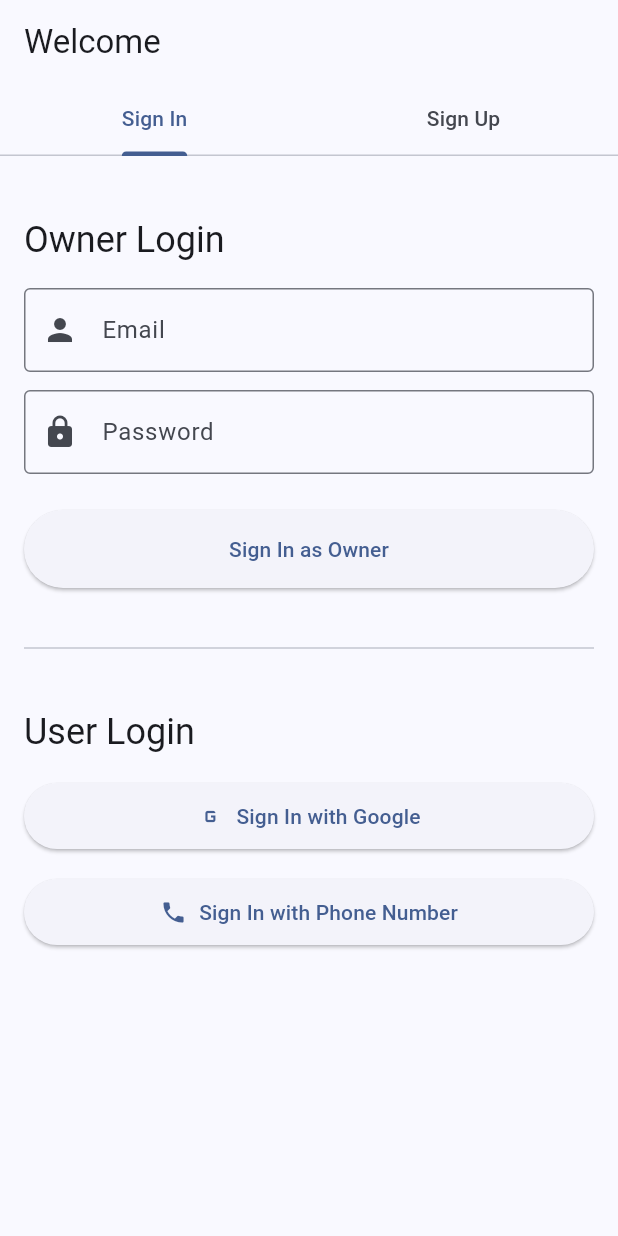
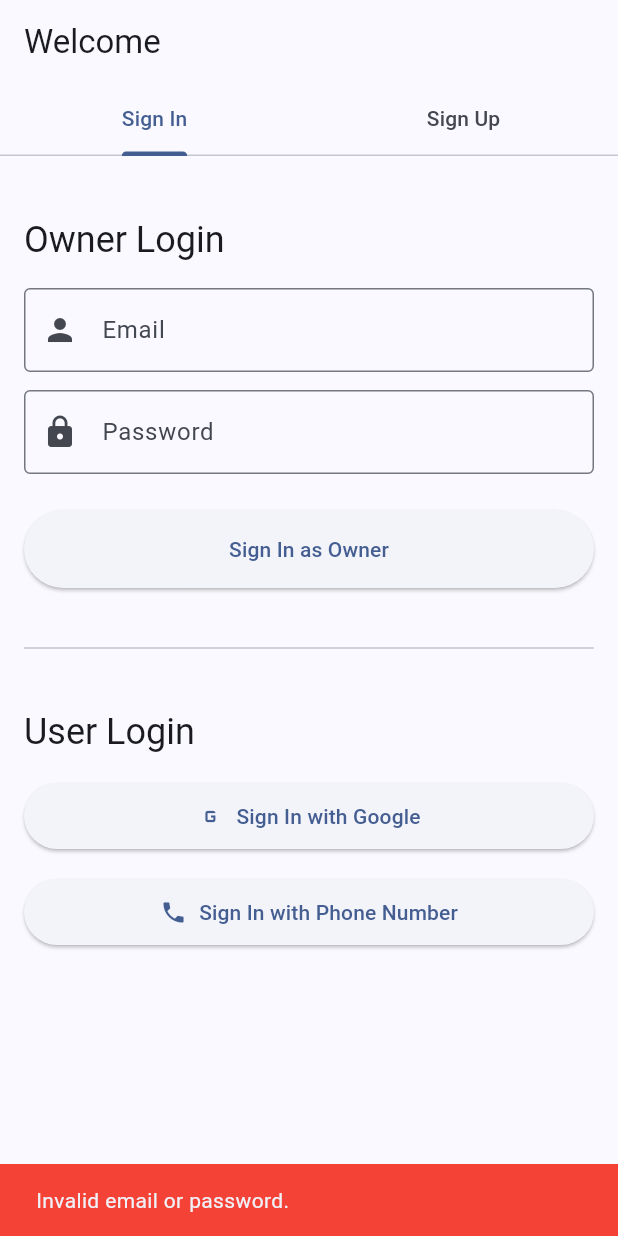
Before and after one commit to could-ai/019a52fb-3ff1-70f4-be36-c535a8f57d02, a Flutter app: the screen it shows after launch, after a tap on "Sign In as Owner", on a phone screen of 412 x 824 dp. Run offline on Flutter 3.47's test engine with Material 3 defaults, Android fonts, the phone set to English and light mode, and no system bars.

Commit message:
I have implemented the owner login functionality by adding state management for the email and password fields. The sign-in button now validates the entered credentials against the hardcoded owner's email and password. Upon successful authentication, the user is navigated to a new home screen. If the credentials are incorrect, an error message is displayed. This change directly addresses the user's request for owner-specific login.; I have created a new home screen to serve as the landing page after a successful owner login. This screen displays a simple welcome message and includes a logout button in the app bar. Tapping the logout button navigates the user back to the authentication screen, providing a complete login/logout flow for the owner. This new file is essential for demonstrating that the owner's authentication was successful.

```diff
--- a/usr/lib/auth_screen.dart
+++ b/usr/lib/auth_screen.dart
@@ -1,4 +1,5 @@
 import 'package:flutter/material.dart';
+import 'package:couldai_user_app/home_screen.dart';
 
 class AuthScreen extends StatefulWidget {
   const AuthScreen({super.key});
@@ -9,6 +10,13 @@ class AuthScreen extends StatefulWidget {
 
 class _AuthScreenState extends State<AuthScreen> with SingleTickerProviderStateMixin {
   late TabController _tabController;
+  final _ownerEmailController = TextEditingController();
+  final _ownerPasswordController = TextEditingController();
+
+  // Hardcoded owner credentials as per the request.
+  // Note: This is not a secure practice for a real application.
+  final String _ownerEmail = 'kolanukirankumar@gmail.com';
+  final String _ownerPassword = 'darkmoonshadow';
 
   @override
   void initState() {
@@ -19,7 +27,26 @@ class _AuthScreenState extends State<AuthScreen> with SingleTickerProviderStateM
   @override
   void dispose() {
     _tabController.dispose();
+    _ownerEmailController.dispose();
+    _ownerPasswordController.dispose();
     super.dispose();
+  }
+
+  void _handleOwnerLogin() {
+    if (_ownerEmailController.text == _ownerEmail &&
+        _ownerPasswordController.text == _ownerPassword) {
+      Navigator.pushReplacement(
+        context,
+        MaterialPageRoute(builder: (context) => const HomeScreen()),
+      );
+    } else {
+      ScaffoldMessenger.of(context).showSnackBar(
+        const SnackBar(
+          content: Text('Invalid email or password.'),
+          backgroundColor: Colors.red,
+        ),
+      );
+    }
   }
 
   @override
@@ -56,8 +83,9 @@ class _AuthScreenState extends State<AuthScreen> with SingleTickerProviderStateM
             // Owner Login
             Text('Owner Login', style: Theme.of(context).textTheme.headlineSmall),
             const SizedBox(height: 16),
-            const TextField(
-              decoration: InputDecoration(
+            TextField(
+              controller: _ownerEmailController,
+              decoration: const InputDecoration(
                 labelText: 'Email',
                 border: OutlineInputBorder(),
                 prefixIcon: Icon(Icons.person),
@@ -65,8 +93,9 @@ class _AuthScreenState extends State<AuthScreen> with SingleTickerProviderStateM
               keyboardType: TextInputType.emailAddress,
             ),
             const SizedBox(height: 12),
-            const TextField(
-              decoration: InputDecoration(
+            TextField(
+              controller: _ownerPasswordController,
+              decoration: const InputDecoration(
                 labelText: 'Password',
                 border: OutlineInputBorder(),
                 prefixIcon: Icon(Icons.lock),
@@ -75,9 +104,7 @@ class _AuthScreenState extends State<AuthScreen> with SingleTickerProviderStateM
             ),
             const SizedBox(height: 24),
             ElevatedButton(
-              onPressed: () {
-                // TODO: Handle Owner Login with OTP verification
-              },
+              onPressed: _handleOwnerLogin,
               style: ElevatedButton.styleFrom(
                 padding: const EdgeInsets.symmetric(vertical: 16),
               ),
```
Also changed, not shown: usr/lib/home_screen.dart (added, +29 -0 lines).
